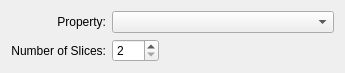
The window that src/terralib/qt/widgets/charts/ui/HistogramDataWidgetForm.ui (claudiobogossian/terralib5) describes before a commit, drawn with Qt 5.
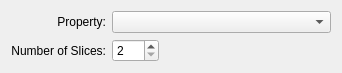
The same window after the commit.

Commit message: Minor fix to the max size of the "number of slices" label

What changed in the file:
```diff
--- a/src/terralib/qt/widgets/charts/ui/HistogramDataWidgetForm.ui
+++ b/src/terralib/qt/widgets/charts/ui/HistogramDataWidgetForm.ui
@@ -6,8 +6,8 @@
    <rect>
     <x>0</x>
     <y>0</y>
-    <width>345</width>
-    <height>67</height>
+    <width>342</width>
+    <height>66</height>
    </rect>
   </property>
   <property name="windowTitle">
```
Left out of the diff: 2 changed lines with no effect on the pictures.
